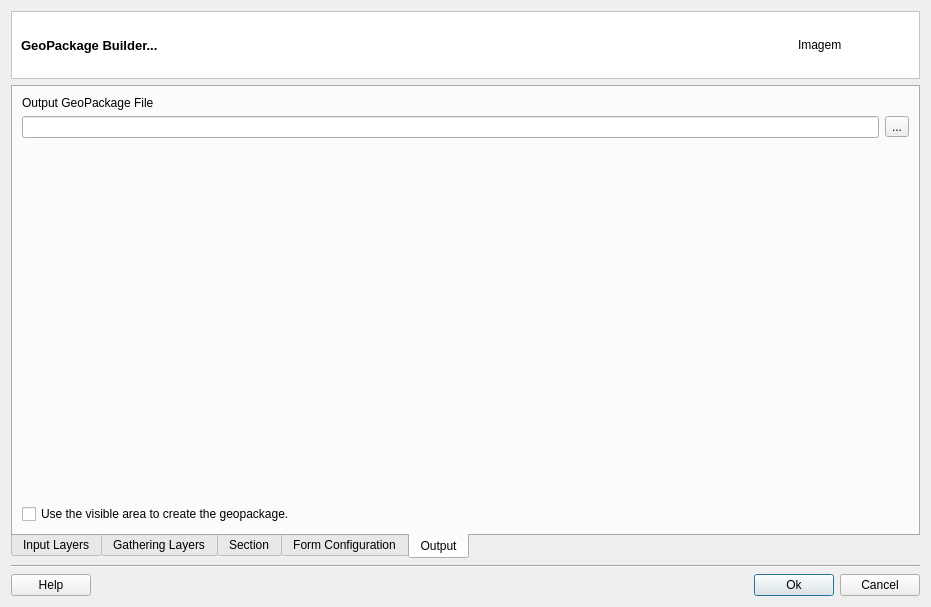
First picture: the form in src/terralib/qt/plugins/mobile/qt/ui/GeoPackageBuilderDialogForm.ui, repository claudiobogossian/terralib5, before the edit.
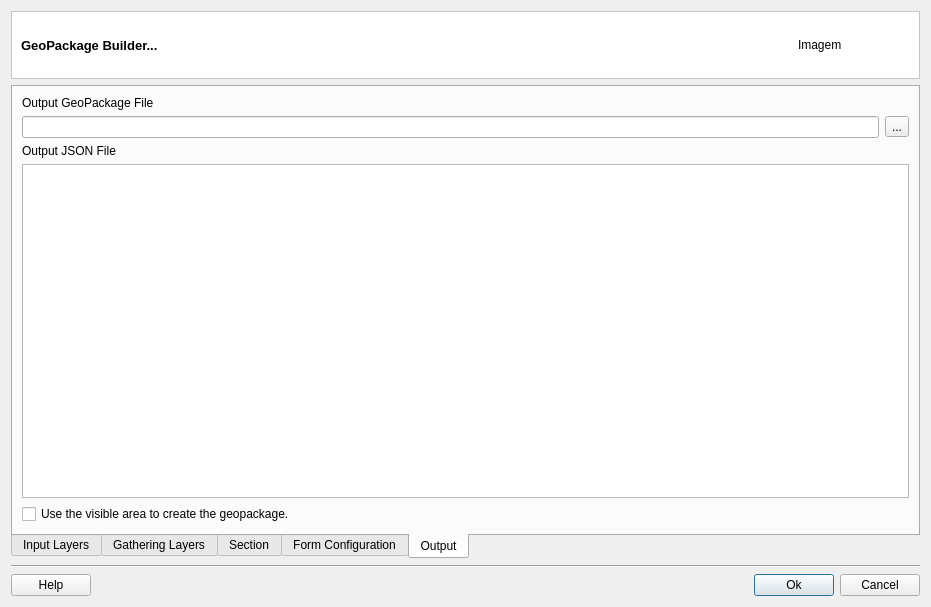
Second picture: the form after the edit. The open tabs and pages were chosen to show the change.

Commit message: added json info to ui

The edit to the form file:
```diff
--- a/src/terralib/qt/plugins/mobile/qt/ui/GeoPackageBuilderDialogForm.ui
+++ b/src/terralib/qt/plugins/mobile/qt/ui/GeoPackageBuilderDialogForm.ui
@@ -853,9 +853,9 @@
         <attribute name="title">
          <string>Output</string>
         </attribute>
-        <layout class="QGridLayout" name="gridLayout_11">
+        <layout class="QGridLayout" name="gridLayout_61">
          <item row="0" column="0">
-          <layout class="QGridLayout" name="gridLayout_10">
+          <layout class="QGridLayout" name="gridLayout_11">
            <item row="0" column="0">
             <layout class="QGridLayout" name="gridLayout_3">
              <item row="0" column="0">
@@ -882,17 +882,25 @@
             </layout>
            </item>
            <item row="1" column="0">
-            <spacer name="verticalSpacer">
-             <property name="orientation">
-              <enum>Qt::Vertical</enum>
-             </property>
-             <property name="sizeHint" stdset="0">
-              <size>
-               <width>20</width>
-               <height>40</height>
-              </size>
-             </property>
-            </spacer>
+            <layout class="QGridLayout" name="gridLayout_10">
+             <item row="0" column="0">
+              <widget class="QLabel" name="label_7">
+               <property name="text">
+                <string>Output JSON File</string>
+               </property>
+              </widget>
+             </item>
+             <item row="1" column="0">
+              <widget class="QPlainTextEdit" name="m_plainTextEdit">
+               <property name="enabled">
+                <bool>true</bool>
+               </property>
+               <property name="readOnly">
+                <bool>true</bool>
+               </property>
+              </widget>
+             </item>
+            </layout>
            </item>
            <item row="2" column="0">
             <widget class="QCheckBox" name="m_visibleAreaCheckBox">
```
Left out of the diff: 186 changed lines with no effect on the pictures. The commit also changes 3 other files.
